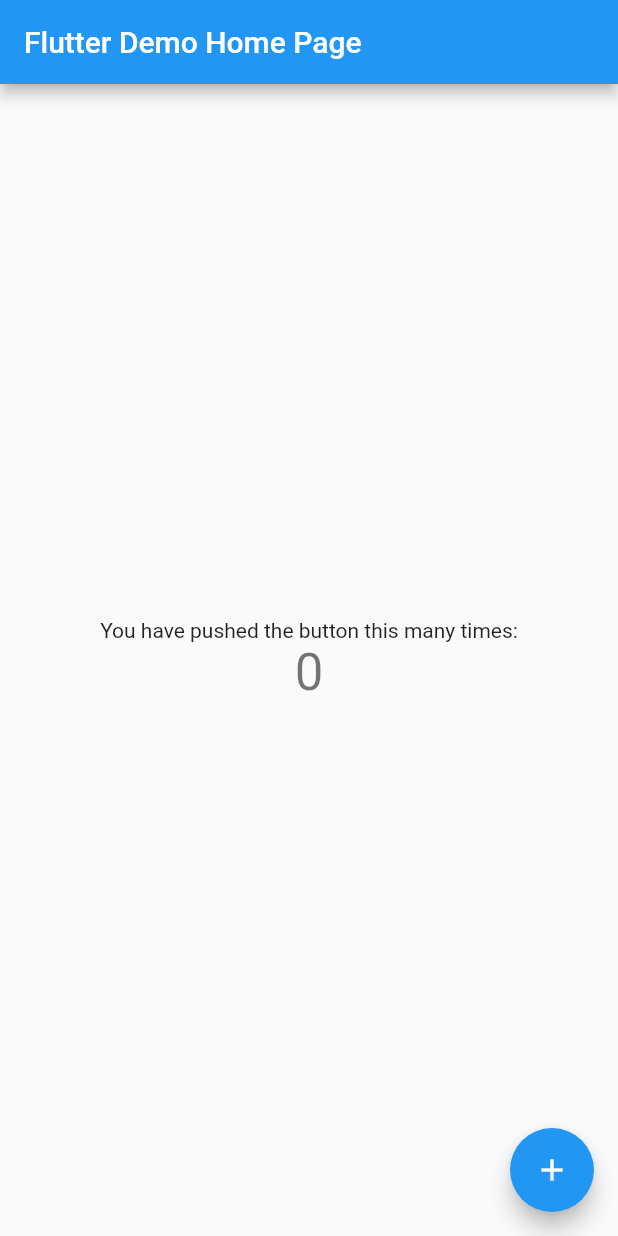
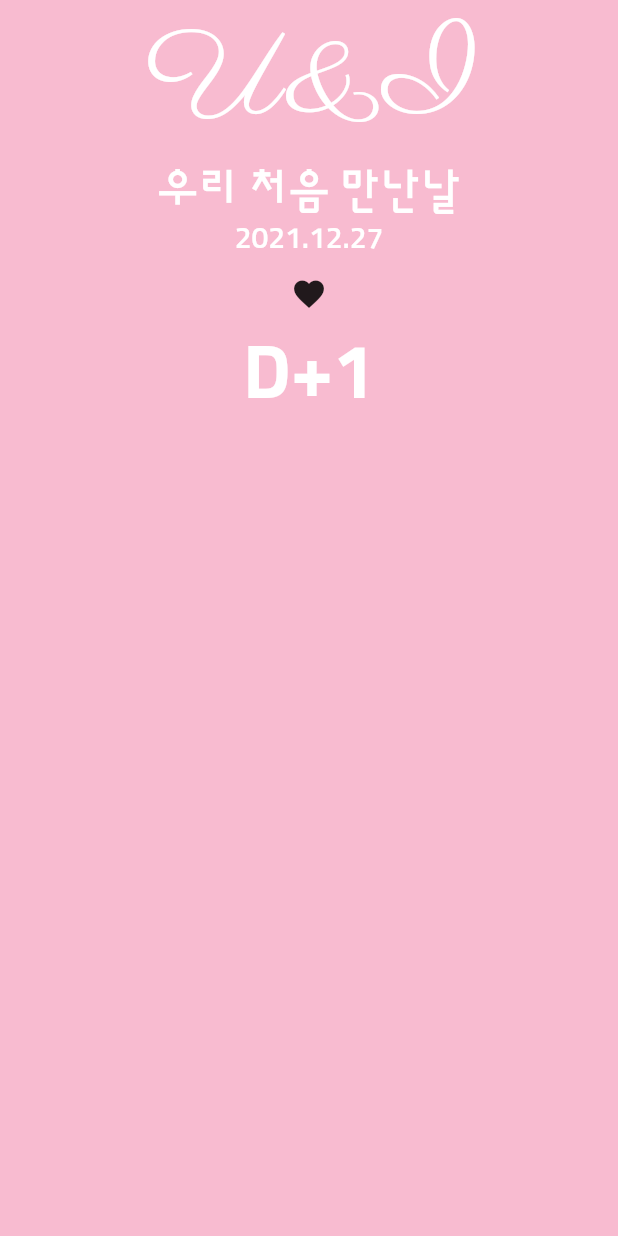
Before and after one commit to jyryuitpro/u_and_i, a Flutter app: the screen it shows after launch, on a phone screen of 412 x 824 dp. Run offline on Flutter 3.47's test engine with Material 2 defaults, Android fonts, the phone set to English and light mode, and no system bars.

Commit message:
TextStyle 설정하기

```diff
--- a/lib/main.dart
+++ b/lib/main.dart
@@ -1,115 +1,10 @@
 import 'package:flutter/material.dart';
+import 'package:u_and_i/screen/home_screen.dart';
 
 void main() {
-  runApp(const MyApp());
+  runApp(
+    MaterialApp(
+      home: HomeScreen(),
+    ),
+  );
 }
-
-class MyApp extends StatelessWidget {
-  const MyApp({Key? key}) : super(key: key);
-
-  // This widget is the root of your application.
-  @override
-  Widget build(BuildContext context) {
-    return MaterialApp(
-      title: 'Flutter Demo',
-      theme: ThemeData(
-        // This is the theme of your application.
-        //
-        // Try running your application with "flutter run". You'll see the
-        // application has a blue toolbar. Then, without quitting the app, try
-        // changing the primarySwatch below to Colors.green and then invoke
-        // "hot reload" (press "r" in the console where you ran "flutter run",
-        // or simply save your changes to "hot reload" in a Flutter IDE).
-        // Notice that the counter didn't reset back to zero; the application
-        // is not restarted.
-        primarySwatch: Colors.blue,
-      ),
-      home: const MyHomePage(title: 'Flutter Demo Home Page'),
-    );
-  }
-}
-
-class MyHomePage extends StatefulWidget {
-  const MyHomePage({Key? key, required this.title}) : super(key: key);
-
-  // This widget is the home page of your application. It is stateful, meaning
-  // that it has a State object (defined below) that contains fields that affect
-  // how it looks.
-
-  // This class is the configuration for the state. It holds the values (in this
-  // case the title) provided by the parent (in this case the App widget) and
-  // used by the build method of the State. Fields in a Widget subclass are
-  // always marked "final".
-
-  final String title;
-
-  @override
-  State<MyHomePage> createState() => _MyHomePageState();
-}
-
-class _MyHomePageState extends State<MyHomePage> {
-  int _counter = 0;
-
-  void _incrementCounter() {
-    setState(() {
-      // This call to setState tells the Flutter framework that something has
-      // changed in this State, which causes it to rerun the build method below
-      // so that the display can reflect the updated values. If we changed
-      // _counter without calling setState(), then the build method would not be
-      // called again, and so nothing would appear to happen.
-      _counter++;
-    });
-  }
-
-  @override
-  Widget build(BuildContext context) {
-    // This method is rerun every time setState is called, for instance as done
-    // by the _incrementCounter method above.
-    //
-    // The Flutter framework has been optimized to make rerunning build methods
-    // fast, so that you can just rebuild anything that needs updating rather
-    // than having to individually change instances of widgets.
-    return Scaffold(
-      appBar: AppBar(
-        // Here we take the value from the MyHomePage object that was created by
-        // the App.build method, and use it to set our appbar title.
-        title: Text(widget.title),
-      ),
-      body: Center(
-        // Center is a layout widget. It takes a single child and positions it
-        // in the middle of the parent.
-        child: Column(
-          // Column is also a layout widget. It takes a list of children and
-          // arranges them vertically. By default, it sizes itself to fit its
-          // children horizontally, and tries to be as tall as its parent.
-          //
-          // Invoke "debug painting" (press "p" in the console, choose the
-          // "Toggle Debug Paint" action from the Flutter Inspector in Android
-          // Studio, or the "Toggle Debug Paint" command in Visual Studio Code)
-          // to see the wireframe for each widget.
-          //
-          // Column has various properties to control how it sizes itself and
-          // how it positions its children. Here we use mainAxisAlignment to
-          // center the children vertically; the main axis here is the vertical
-          // axis because Columns are vertical (the cross axis would be
-          // horizontal).
-          mainAxisAlignment: MainAxisAlignment.center,
-          children: <Widget>[
-            const Text(
-              'You have pushed the button this many times:',
-            ),
-            Text(
-              '$_counter',
-              style: Theme.of(context).textTheme.headline4,
-            ),
-          ],
-        ),
-      ),
-      floatingActionButton: FloatingActionButton(
-        onPressed: _incrementCounter,
-        tooltip: 'Increment',
-        child: const Icon(Icons.add),
-      ), // This trailing comma makes auto-formatting nicer for build methods.
-    );
-  }
-}
--- /dev/null
+++ b/lib/screen/home_screen.dart
@@ -0,0 +1,66 @@
+import 'package:flutter/material.dart';
+
+class HomeScreen extends StatefulWidget {
+  const HomeScreen({Key? key}) : super(key: key);
+
+  @override
+  State<HomeScreen> createState() => _HomeScreenState();
+}
+
+class _HomeScreenState extends State<HomeScreen> {
+  @override
+  Widget build(BuildContext context) {
+    return Scaffold(
+      // Colors.pink[500]: 500이 기본값
+      backgroundColor: Colors.pink[100],
+      body: SafeArea(
+        child: Container(
+          width: MediaQuery.of(context).size.width,
+          child: Column(
+            children: [
+              Text(
+                'U&I',
+                style: TextStyle(
+                  color: Colors.white,
+                  fontFamily: 'parisienne',
+                  fontSize: 80.0,
+                ),
+              ),
+              Text(
+                '우리 처음 만난날',
+                style: TextStyle(
+                  color: Colors.white,
+                  fontFamily: 'sunflower',
+                  fontSize: 30.0,
+                ),
+              ),
+              Text(
+                '2021.12.27',
+                style: TextStyle(
+                  color: Colors.white,
+                  fontFamily: 'sunflower',
+                  fontSize: 20.0,
+                ),
+              ),
+              IconButton(
+                onPressed: () {},
+                icon: Icon(
+                  Icons.favorite,
+                ),
+              ),
+              Text(
+                'D+1',
+                style: TextStyle(
+                  color: Colors.white,
+                  fontFamily: 'sunflower',
+                  fontSize: 50.0,
+                  fontWeight: FontWeight.w700
+                ),
+              ),
+            ],
+          ),
+        ),
+      ),
+    );
+  }
+}
```
